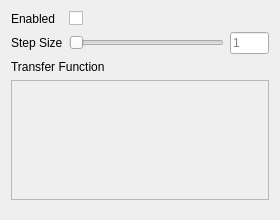
Old version of the form include/ui/plugins/volume_rendering_toolbox.ui in the repository VRGroupRWTH/pli_view.
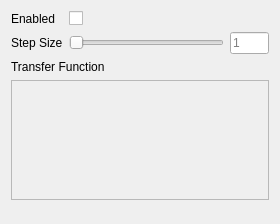
New version of the form.

What changed in the file:
```diff
--- a/include/ui/plugins/volume_rendering_toolbox.ui
+++ b/include/ui/plugins/volume_rendering_toolbox.ui
@@ -7,7 +7,7 @@
     <x>0</x>
     <y>0</y>
     <width>280</width>
-    <height>220</height>
+    <height>224</height>
    </rect>
   </property>
   <property name="windowTitle">
```
Left out of the diff: 9 changed lines with no effect on the pictures.
